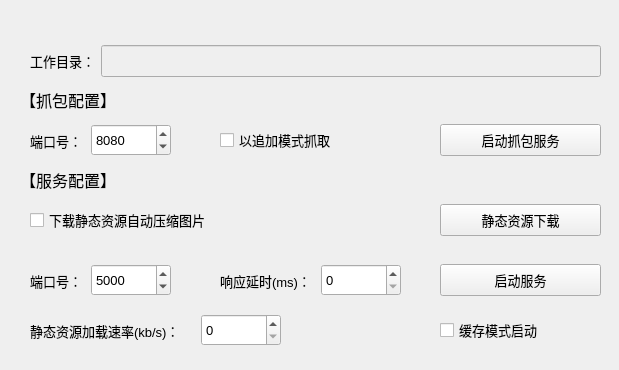
Qt form qt_ui/main_win/win_ui.ui (ShenWei-HopeNoBug/mock-api-server) before a commit.
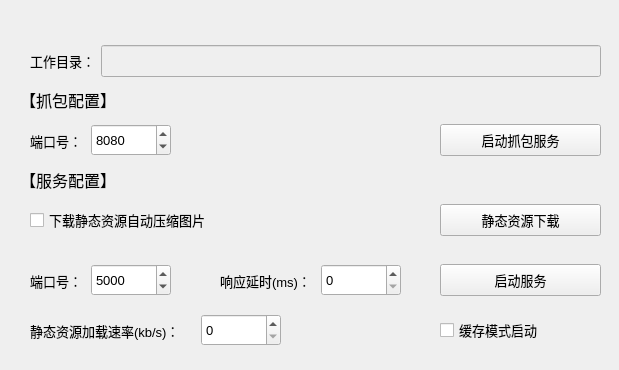
The same form after that commit.

Commit message: 删除以追加模式抓取相关代码

What changed in the file:
```diff
--- a/qt_ui/main_win/win_ui.ui
+++ b/qt_ui/main_win/win_ui.ui
@@ -445,45 +445,6 @@
     </item>
    </layout>
   </widget>
-  <widget class="QWidget" name="horizontalLayoutWidget_9">
-   <property name="geometry">
-    <rect>
-     <x>220</x>
-     <y>120</y>
-     <width>121</width>
-     <height>41</height>
-    </rect>
-   </property>
-   <layout class="QHBoxLayout" name="horizontalLayout_9">
-    <item>
-     <widget class="QCheckBox" name="useHistoryCheckBox">
-      <property name="minimumSize">
-       <size>
-        <width>0</width>
-        <height>32</height>
-       </size>
-      </property>
-      <property name="font">
-       <font>
-        <pointsize>10</pointsize>
-       </font>
-      </property>
-      <property name="cursor">
-       <cursorShape>PointingHandCursor</cursorShape>
-      </property>
-      <property name="text">
-       <string>以追加模式抓取</string>
-      </property>
-      <property name="iconSize">
-       <size>
-        <width>10</width>
-        <height>10</height>
-       </size>
-      </property>
-     </widget>
-    </item>
-   </layout>
-  </widget>
   <widget class="QWidget" name="horizontalLayoutWidget_10">
    <property name="geometry">
     <rect>
```
The commit also changes 4 other files.
